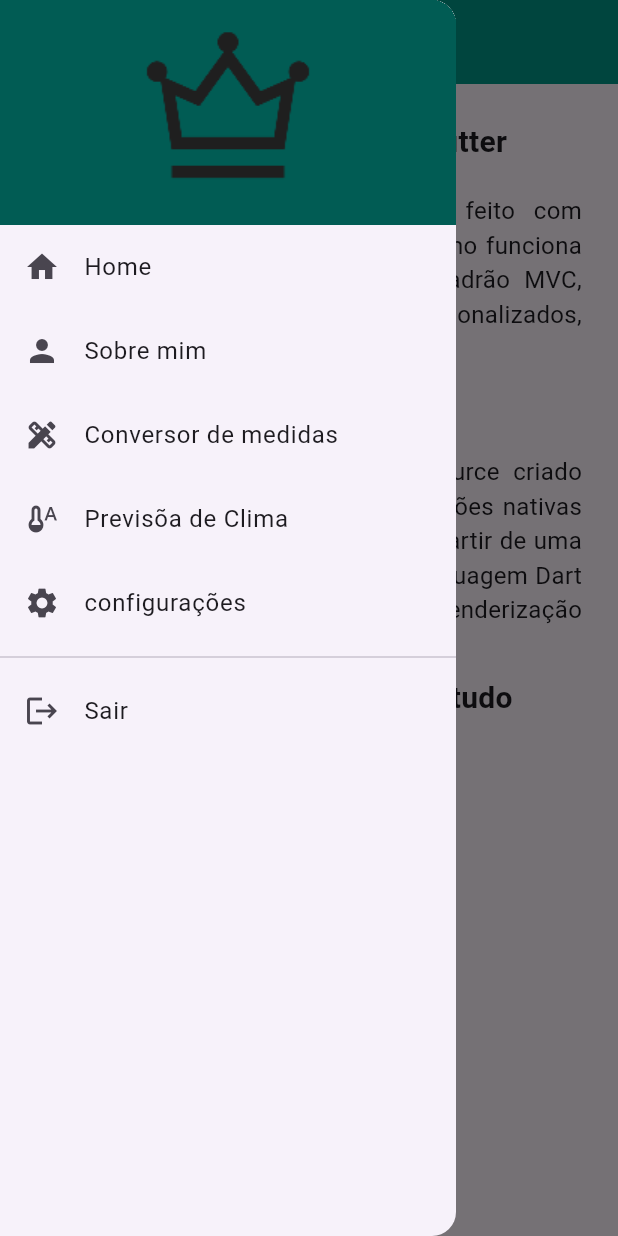
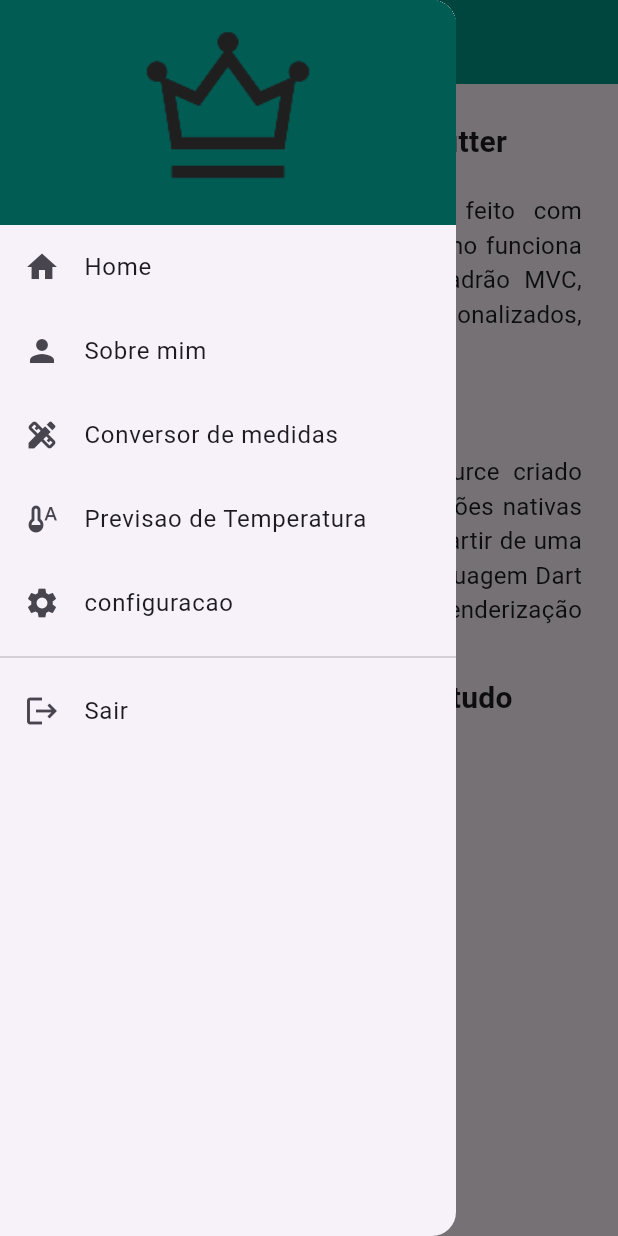
Before and after one commit to MrLucasjoel/utilidades, a Flutter app: the BaseLayout screen opened by its route, with the side drawer open, on a phone screen of 412 x 824 dp. Run offline on Flutter 3.47's test engine with Material 3 defaults, Android fonts, the phone set to English and light mode, and no system bars; our stand-ins replace font_awesome_flutter.

Commit message:
Revisão

```diff
--- a/lib/main.dart
+++ b/lib/main.dart
@@ -1,6 +1,5 @@
 import 'package:flutter/material.dart';
 import 'package:utilidades/src/app/app_widget.dart';
-import 'package:utilidades/src/views/temperature_view.dart';
 
 void main() {
   runApp(AppWidget());
--- a/lib/src/app/app_menu.dart
+++ b/lib/src/app/app_menu.dart
@@ -29,16 +29,16 @@ final List<MenuModel> appMenuItems = [
   ),
 
    MenuModel(
-    title: "Previsõa de Clima",
+    title: "Previsao de Temperatura",
     icon: Icons.thermostat_auto,
-    route: "/previsõadeclima",
+    route: "/previsaodetemperature",
     page: TemperatureView(),
   ),
 
   MenuModel(
-    title: "configurações",
+    title: "configuracao",
     icon: Icons.settings,
-    route: "/configuração",
+    route: "/configuracao",
     page: ConfiguracaoView(),
   ),
 ];
```
